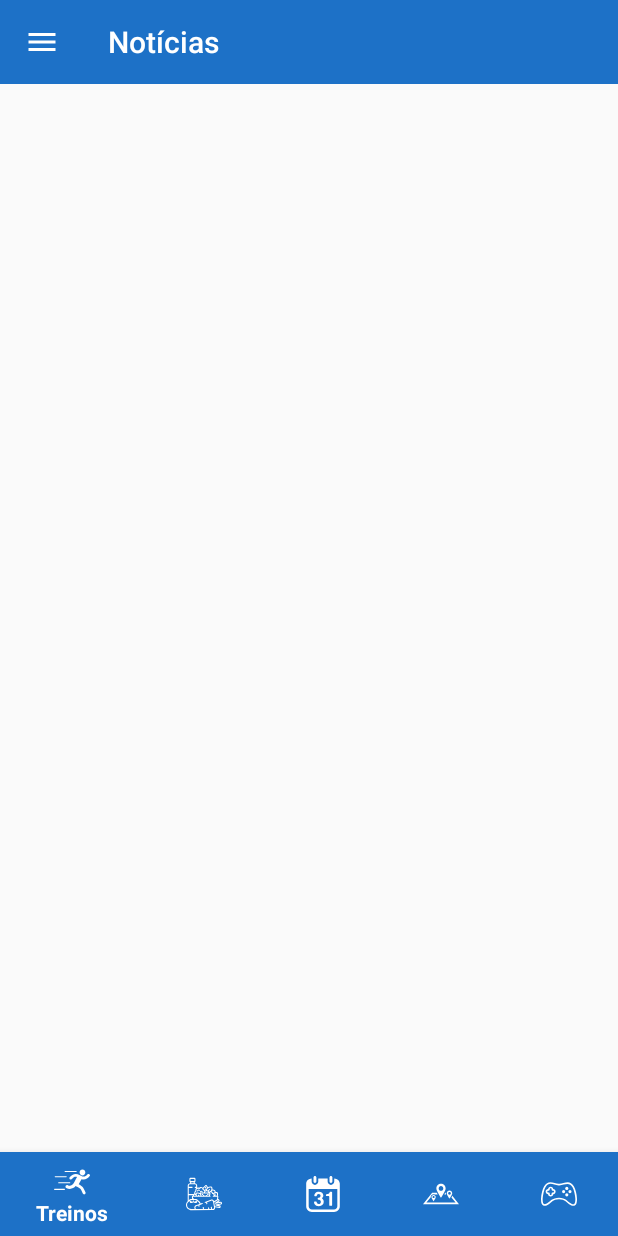
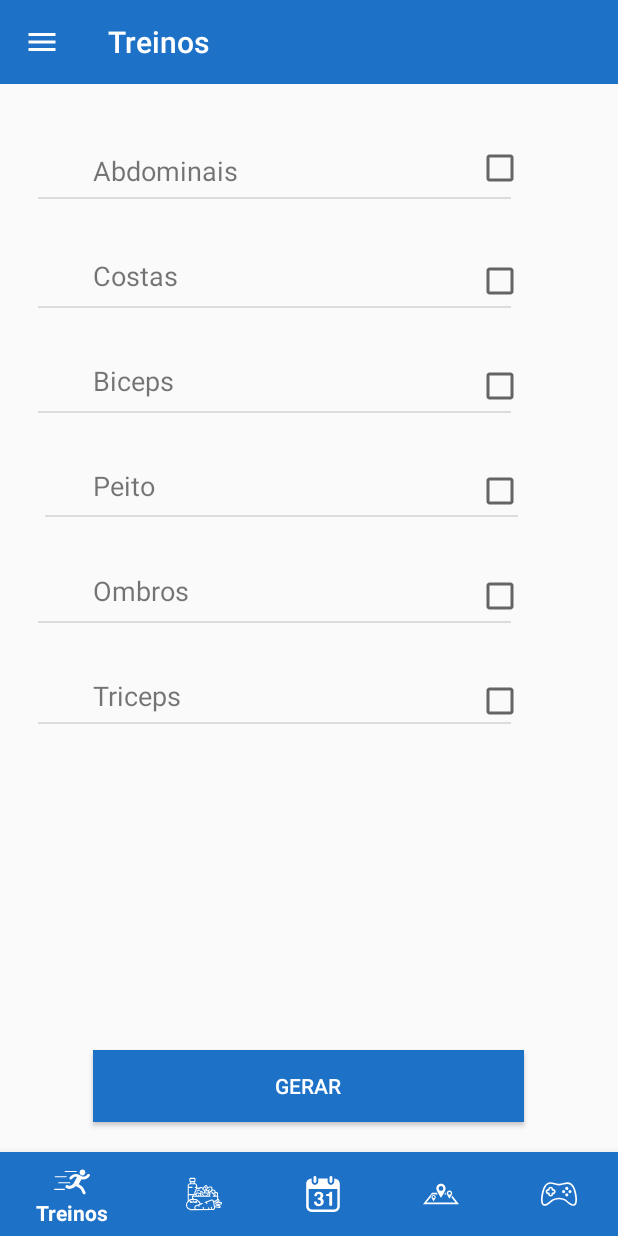
Before and after one commit to lodyny/ProjetoCM, an Android app: the screen it shows after launch (MainActivity), in the side drawer, after a tap on "Treinos", on a phone screen of 412 x 824 dp. Run offline under Robolectric (Android 15) with nearby library versions, the phone set to English and light mode, and no system bars.

Commit message:
GestorExercicio and Icon

```diff
--- a/NotSoChubby/app/src/main/AndroidManifest.xml
+++ b/NotSoChubby/app/src/main/AndroidManifest.xml
@@ -6,7 +6,7 @@
         android:allowBackup="true"
         android:icon="@mipmap/ic_launcher"
         android:label="@string/app_name"
-        android:roundIcon="@mipmap/ic_launcher_round"
+        android:roundIcon="@mipmap/ic_launcherdog"
         android:supportsRtl="true"
         android:theme="@style/AppTheme">
         <activity
--- /dev/null
+++ b/NotSoChubby/app/src/main/java/com/chubby/notsochubby/GestorExercicioFragment.java
@@ -0,0 +1,30 @@
+package com.chubby.notsochubby;
+
+import android.os.Bundle;
+import android.support.annotation.NonNull;
+import android.support.annotation.Nullable;
+import android.support.v4.app.Fragment;
+import android.view.LayoutInflater;
+import android.view.View;
+import android.view.ViewGroup;
+import android.widget.ListView;
+
+import java.util.List;
+
+public class GestorExercicioFragment extends Fragment {
+    @Override
+    public void onCreate(@Nullable Bundle savedInstanceState) {
+        super.onCreate(savedInstanceState);
+    }
+
+    @Nullable
+    @Override
+    public View onCreateView(@NonNull LayoutInflater inflater, @Nullable ViewGroup container, @Nullable Bundle savedInstanceState) {
+        return inflater.inflate(R.layout.fragment_gestor_exercicio,null);
+    }
+
+    @Override
+    public void onViewCreated(@NonNull View view, @Nullable Bundle savedInstanceState) {
+        super.onViewCreated(view, savedInstanceState);
+    }
+}
--- a/NotSoChubby/app/src/main/java/com/chubby/notsochubby/MainActivity.java
+++ b/NotSoChubby/app/src/main/java/com/chubby/notsochubby/MainActivity.java
@@ -32,7 +32,11 @@ public class MainActivity extends AppCompatActivity {
                 case R.id.nav_drawer_diet:
                     ActionBar actionbar = getSupportActionBar();
                     actionbar.setTitle(R.string.nav_diet);
-                    fragment = new GestorCaloriasFragment();
+                    fragment = new GestorCaloriasFragment();break;
+                case R.id.nav_drawer_exercise:
+                    ActionBar actionBar = getSupportActionBar();
+                    actionBar.setTitle(R.string.nav_exercice);
+                    fragment = new GestorExercicioFragment();
             }
             if (fragment !=null){
                 FragmentManager fragmentManager = getSupportFragmentManager();
@@ -50,9 +54,16 @@ public class MainActivity extends AppCompatActivity {
             = new BottomNavigationView.OnNavigationItemSelectedListener() {
         @Override
         public boolean onNavigationItemSelected(@NonNull MenuItem item) {
+            Fragment fragment;
             switch (item.getItemId()) {
                 case R.id.navigation_exercise:
-                    //mudança fragmento exercise
+                    ActionBar actionBar = getSupportActionBar();
+                    actionBar.setTitle(R.string.nav_exercice);
+                    fragment = new GestorExercicioFragment();
+                    FragmentManager fragmentManager = getSupportFragmentManager();
+                    FragmentTransaction ft = fragmentManager.beginTransaction();
+                    ft.replace(R.id.fragment_container,fragment);
+                    ft.commit();
                     return true;
                 case R.id.navigation_diet:
                     //mudança fragmento diet
--- a/NotSoChubby/app/src/main/res/layout/fragment_gestor_calorias.xml
+++ b/NotSoChubby/app/src/main/res/layout/fragment_gestor_calorias.xml
@@ -33,9 +33,9 @@
         android:layout_alignParentEnd="true"
         android:layout_marginTop="-7dp"
         android:layout_marginEnd="21dp"
-        android:textColor="@color/white"
         android:background="@color/colorPrimary"
-        android:text="@string/diet_generate" />
+        android:text="@string/generate"
+        android:textColor="@color/white" />
 
     <ListView
         android:id="@+id/listViewMenus"
--- /dev/null
+++ b/NotSoChubby/app/src/main/res/layout/fragment_gestor_exercicio.xml
@@ -0,0 +1,179 @@
+<?xml version="1.0" encoding="utf-8"?>
+<android.widget.RelativeLayout xmlns:android="http://schemas.android.com/apk/res/android"
+    xmlns:tools="http://schemas.android.com/tools"
+    android:layout_width="match_parent"
+    android:layout_height="match_parent">
+
+    <Button
+        android:id="@+id/button2"
+        android:layout_width="287dp"
+        android:layout_height="wrap_content"
+        android:layout_alignParentBottom="true"
+        android:layout_centerHorizontal="true"
+        android:layout_marginBottom="20dp"
+        android:text="@string/generate"
+        android:background="@color/colorPrimary"
+        android:textColor="@color/white"/>
+
+    <TextView
+        android:id="@+id/textView3"
+        android:layout_width="wrap_content"
+        android:layout_height="wrap_content"
+        android:layout_alignStart="@+id/button2"
+        android:layout_alignParentTop="true"
+        android:layout_marginTop="45dp"
+        android:text="@string/exercise_abdominal"
+        android:textSize="18sp"/>
+
+    <TextView
+        android:id="@+id/textView4"
+        android:layout_width="wrap_content"
+        android:layout_height="wrap_content"
+        android:layout_alignStart="@+id/button2"
+        android:layout_alignParentTop="true"
+        android:layout_marginTop="115dp"
+        android:text="@string/exercise_back"
+        android:textSize="18sp"/>
+
+    <TextView
+        android:id="@+id/textView7"
+        android:layout_width="wrap_content"
+        android:layout_height="wrap_content"
+        android:layout_alignStart="@+id/button2"
+        android:layout_alignParentTop="true"
+        android:layout_marginTop="185dp"
+        android:text="@string/exercise_biceps"
+        android:textSize="18sp"/>
+
+    <TextView
+        android:id="@+id/textView8"
+        android:layout_width="wrap_content"
+        android:layout_height="wrap_content"
+        android:layout_alignStart="@+id/button2"
+        android:layout_alignParentTop="true"
+        android:layout_marginTop="255dp"
+        android:text="@string/exercise_chest"
+        android:textSize="18sp"/>
+
+    <TextView
+        android:id="@+id/textView10"
+        android:layout_width="wrap_content"
+        android:layout_height="wrap_content"
+        android:layout_alignStart="@+id/button2"
+        android:layout_alignParentTop="true"
+        android:layout_marginTop="325dp"
+        android:text="@string/exercise_shoulder"
+        android:textSize="18sp"/>
+
+    <TextView
+        android:id="@+id/textView12"
+        android:layout_width="wrap_content"
+        android:layout_height="wrap_content"
+        android:layout_alignStart="@+id/button2"
+        android:layout_alignParentTop="true"
+        android:layout_marginTop="395dp"
+        android:text="@string/exercise_triceps"
+        android:textSize="18sp"/>
+
+    <CheckBox
+        android:id="@+id/checkBoxAbs"
+        android:layout_width="wrap_content"
+        android:layout_height="wrap_content"
+        android:layout_alignTop="@+id/textView3"
+        android:layout_alignEnd="@+id/button2"
+        android:layout_marginTop="-5dp"
+        android:layout_marginEnd="0dp" />
+
+    <CheckBox
+        android:id="@+id/checkBoxBack"
+        android:layout_width="wrap_content"
+        android:layout_height="wrap_content"
+        android:layout_alignStart="@+id/checkBoxAbs"
+        android:layout_alignTop="@+id/textView4" />
+
+    <CheckBox
+        android:id="@+id/checkBoxBiceps"
+        android:layout_width="wrap_content"
+        android:layout_height="wrap_content"
+        android:layout_alignStart="@+id/checkBoxAbs"
+        android:layout_alignTop="@+id/textView7" />
+
+    <CheckBox
+        android:id="@+id/checkBoxChest"
+        android:layout_width="wrap_content"
+        android:layout_height="wrap_content"
+        android:layout_alignTop="@+id/textView8"
+        android:layout_alignEnd="@+id/button2" />
+
+    <CheckBox
+        android:id="@+id/checkBoxShoulder"
+        android:layout_width="wrap_content"
+        android:layout_height="wrap_content"
+        android:layout_alignTop="@+id/textView10"
+        android:layout_alignEnd="@+id/button2" />
+
+    <CheckBox
+        android:id="@+id/checkBoxTriceps"
+        android:layout_width="wrap_content"
+        android:layout_height="wrap_content"
+        android:layout_alignStart="@+id/checkBoxAbs"
+        android:layout_alignTop="@+id/textView12"
+        android:layout_alignEnd="@+id/button2" />
+
+    <View
+        android:id="@+id/divider4"
+        android:layout_width="315dp"
+        android:layout_height="1dp"
+        android:layout_alignStart="@+id/textView3"
+        android:layout_alignParentStart="true"
+        android:layout_marginStart="25dp"
+        android:layout_marginTop="75dp"
+        android:background="?android:attr/listDivider" />
+    <View
+        android:id="@+id/divider5"
+        android:layout_width="315dp"
+        android:layout_height="1dp"
+        android:layout_alignStart="@+id/textView4"
+        android:layout_alignParentStart="true"
+        android:layout_marginStart="25dp"
+        android:layout_marginTop="148dp"
+        android:background="?android:attr/listDivider" />
+    <View
+        android:id="@+id/divider6"
+        android:layout_width="315dp"
+        android:layout_height="1dp"
+        android:layout_alignStart="@+id/textView4"
+        android:layout_alignParentStart="true"
+        android:layout_marginStart="25dp"
+        android:layout_marginTop="218dp"
+        android:background="?android:attr/listDivider" />
+
+    <View
+        android:id="@+id/divider7"
+        android:layout_width="315dp"
+        android:layout_height="1dp"
+        android:layout_alignStart="@+id/textView4"
+        android:layout_alignParentStart="true"
+        android:layout_marginStart="30dp"
+        android:layout_marginTop="287dp"
+        android:background="?android:attr/listDivider" />
+    <View
+        android:id="@+id/divider8"
+        android:layout_width="315dp"
+        android:layout_height="1dp"
+        android:layout_alignStart="@+id/textView4"
+        android:layout_alignParentStart="true"
+        android:layout_marginStart="25dp"
+        android:layout_marginTop="358dp"
+        android:background="?android:attr/listDivider" />
+    <View
+        android:id="@+id/divider9"
+        android:layout_width="315dp"
+        android:layout_height="1dp"
+        android:layout_alignStart="@+id/textView4"
+        android:layout_alignParentStart="true"
+        android:layout_marginStart="25dp"
+        android:layout_marginTop="425dp"
+        android:background="?android:attr/listDivider" />
+
+</android.widget.RelativeLayout>
--- /dev/null
+++ b/NotSoChubby/app/src/main/res/layout/layout_exercise_list_template.xml
@@ -0,0 +1,23 @@
+<?xml version="1.0" encoding="utf-8"?>
+<android.widget.RelativeLayout
+    xmlns:android="http://schemas.android.com/apk/res/android" android:layout_width="match_parent"
+    android:layout_height="match_parent">
+
+    <TextView
+        android:id="@+id/textView"
+        android:layout_width="wrap_content"
+        android:layout_height="wrap_content"
+        android:layout_alignParentStart="true"
+        android:layout_alignParentTop="true"
+        android:layout_marginStart="67dp"
+        android:layout_marginTop="45dp" />
+
+    <CheckBox
+        android:id="@+id/checkBox"
+        android:layout_width="wrap_content"
+        android:layout_height="wrap_content"
+        android:layout_alignParentTop="true"
+        android:layout_alignParentEnd="true"
+        android:layout_marginTop="40dp"
+        android:layout_marginEnd="102dp" />
+</android.widget.RelativeLayout>
--- a/NotSoChubby/app/src/main/res/values/strings.xml
+++ b/NotSoChubby/app/src/main/res/values/strings.xml
@@ -11,11 +11,17 @@
     <string name="nav_profile">Perfil</string>
     <string name="nav_notifications">Notificações</string>
     <string name="nav_config">Configurações</string>
-    <string name="diet_generate">Gerar</string>
+    <string name="generate">Gerar</string>
     <string name="diet_breakfast">Pequeno-Almoco</string>
     <string name="diet_brunch">Lanche da Manha</string>
     <string name="diet_lunch">Almoco</string>
     <string name="diet_afterLunch">Lanche</string>
     <string name="diet_dinner">Jantar</string>
     <string name="diet_supper">Ceia</string>
+    <string name="exercise_abdominal">Abdominais</string>
+    <string name="exercise_back">Costas</string>
+    <string name="exercise_biceps">Biceps</string>
+    <string name="exercise_chest">Peito</string>
+    <string name="exercise_shoulder">Ombros</string>
+    <string name="exercise_triceps">Triceps</string>
 </resources>
```
Also changed, not shown: NotSoChubby/app/src/main/java/com/chubby/notsochubby/GestorCaloriasFragment.java (+1 -9 lines), NotSoChubby/app/src/main/ic_launcher-web.png (added), NotSoChubby/app/src/main/res/mipmap-hdpi/ic_launcherdog.png (added), NotSoChubby/app/src/main/res/mipmap-xhdpi/ic_launcherdog.png (added), NotSoChubby/app/src/main/res/mipmap-xxhdpi/ic_launcherdog.png (added), NotSoChubby/app/src/main/res/mipmap-xxxhdpi/ic_launcherdog.png (added), 8 other files.
